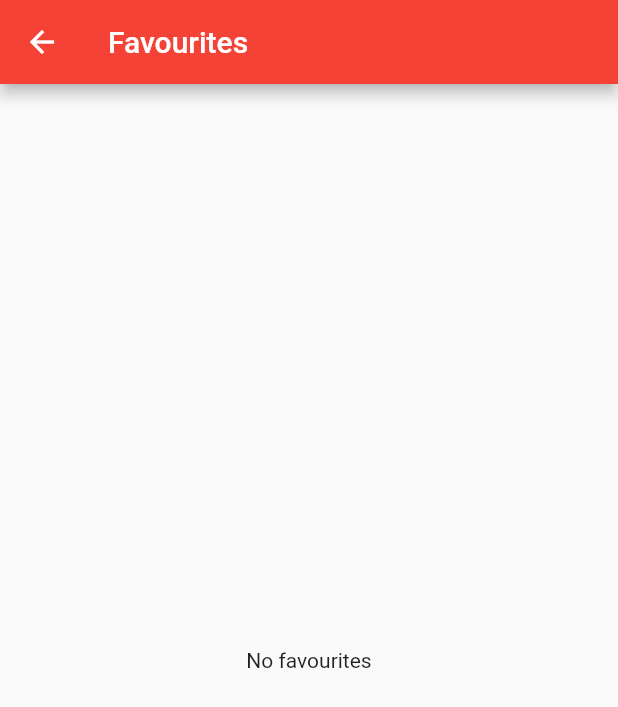
After one commit to mvasquezb/RestaurantFinder, a Flutter app: the FavouriteScreen screen opened directly, on a phone screen of 412 x 824 dp. The commit adds this screen. Shown: the top 707 px of the screen. Run offline on Flutter 3.47's test engine with Material 2 defaults, Android fonts, the phone set to English and light mode, and no system bars; our stand-ins replace flutter_dotenv.

Commit message:
Add favourites screen

```diff
--- /dev/null
+++ b/lib/BLoC/favourite_bloc.dart
@@ -0,0 +1,27 @@
+import 'dart:async';
+
+import '../DataLayer/restaurant.dart';
+import 'bloc.dart';
+
+class FavouriteBloc implements Bloc {
+  var _restaurants = <Restaurant>[];
+  List<Restaurant> get favourites => _restaurants;
+  final _controller = StreamController<List<Restaurant>>.broadcast();
+
+  Stream<List<Restaurant>> get favouritesStream => _controller.stream;
+
+  void toggleFavourite(Restaurant restaurant) {
+    if (_restaurants.contains(restaurant)) {
+      _restaurants.remove(restaurant);
+    } else {
+      _restaurants.add(restaurant);
+    }
+
+    _controller.sink.add(_restaurants);
+  }
+
+  @override
+  void dispose() {
+    _controller.close();
+  }
+}
--- /dev/null
+++ b/lib/UI/favourite_screen.dart
@@ -0,0 +1,43 @@
+import 'package:flutter/cupertino.dart';
+import 'package:flutter/material.dart';
+import 'package:restaurant_finder/BLoC/bloc_provider.dart';
+import 'package:restaurant_finder/BLoC/favourite_bloc.dart';
+import 'package:restaurant_finder/UI/restaurant_tile.dart';
+
+import '../DataLayer/restaurant.dart';
+
+class FavouriteScreen extends StatelessWidget {
+  @override
+  Widget build(BuildContext context) {
+    final bloc = BlocProvider.of<FavouriteBloc>(context);
+
+    return Scaffold(
+      appBar: AppBar(
+        title: Text('Favourites'),
+      ),
+      body: StreamBuilder(
+        stream: bloc.favouritesStream,
+        initialData: bloc.favourites,
+        builder: (context, snapshot) {
+          List<Restaurant> favourites =
+            (snapshot.connectionState == ConnectionState.waiting)
+              ? bloc.favourites
+              : snapshot.data;
+
+          if (favourites == null || favourites.isEmpty) {
+            return Center(child: Text('No favourites'),);
+          }
+
+          return ListView.separated(
+            itemCount: favourites.length,
+            separatorBuilder: (context, index) => Divider(),
+            itemBuilder: (context, index) {
+              final restaurant = favourites[index];
+              return RestaurantTile(restaurant: restaurant,);
+            },
+          );
+        },
+      ),
+    );
+  }
+}
```
Also changed, not shown: lib/UI/restaurant_screen.dart (+14 -3 lines), lib/main.dart (+11 -7 lines).
